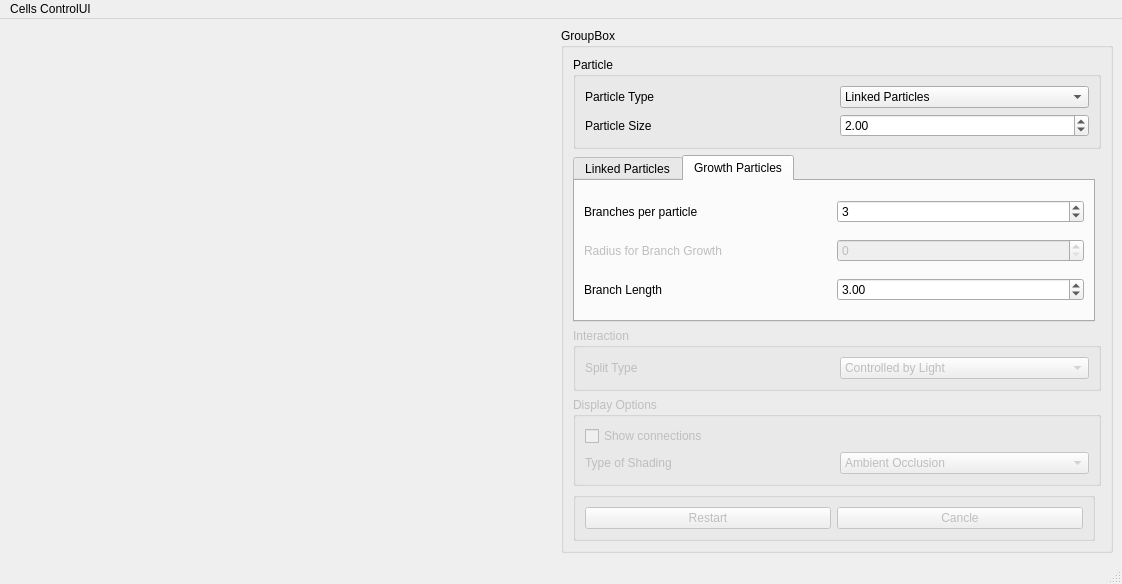
Old version of the form ui/GUI.ui in the repository eulersson/CellGrowth.
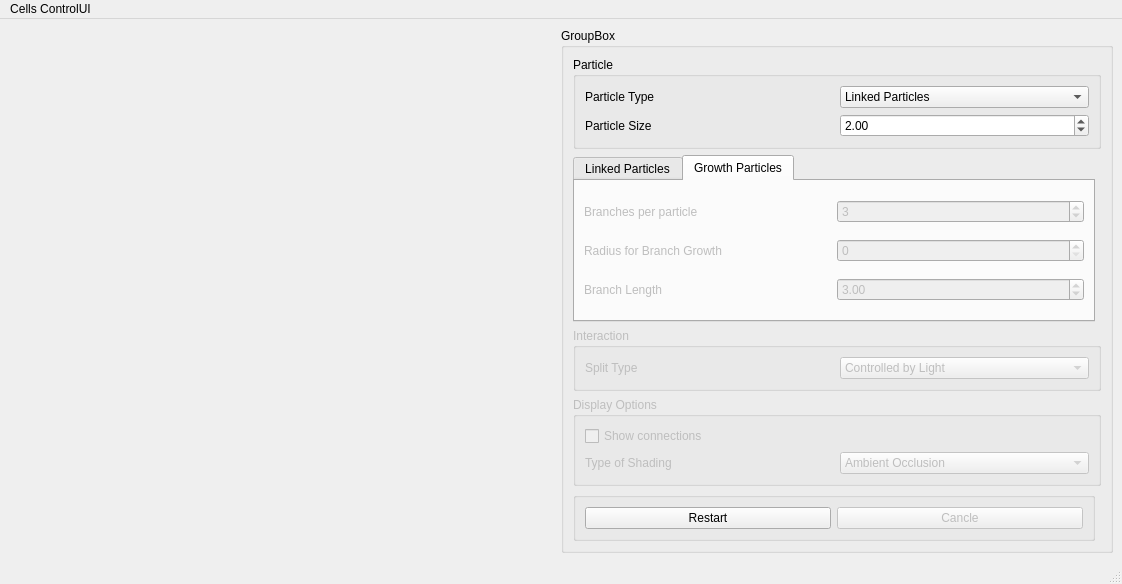
New version of the form. The open tabs and pages were chosen to show the change.

```diff
--- a/ui/GUI.ui
+++ b/ui/GUI.ui
@@ -131,7 +131,7 @@
          </widget>
          <widget class="QWidget" name="m_growthParticleTab">
           <property name="enabled">
-           <bool>true</bool>
+           <bool>false</bool>
           </property>
           <attribute name="title">
            <string>Growth Particles</string>
@@ -373,7 +373,7 @@
           <item row="0" column="0">
            <widget class="QPushButton" name="m_restart">
             <property name="enabled">
-             <bool>false</bool>
+             <bool>true</bool>
             </property>
             <property name="text">
              <string>Restart</string>
```
